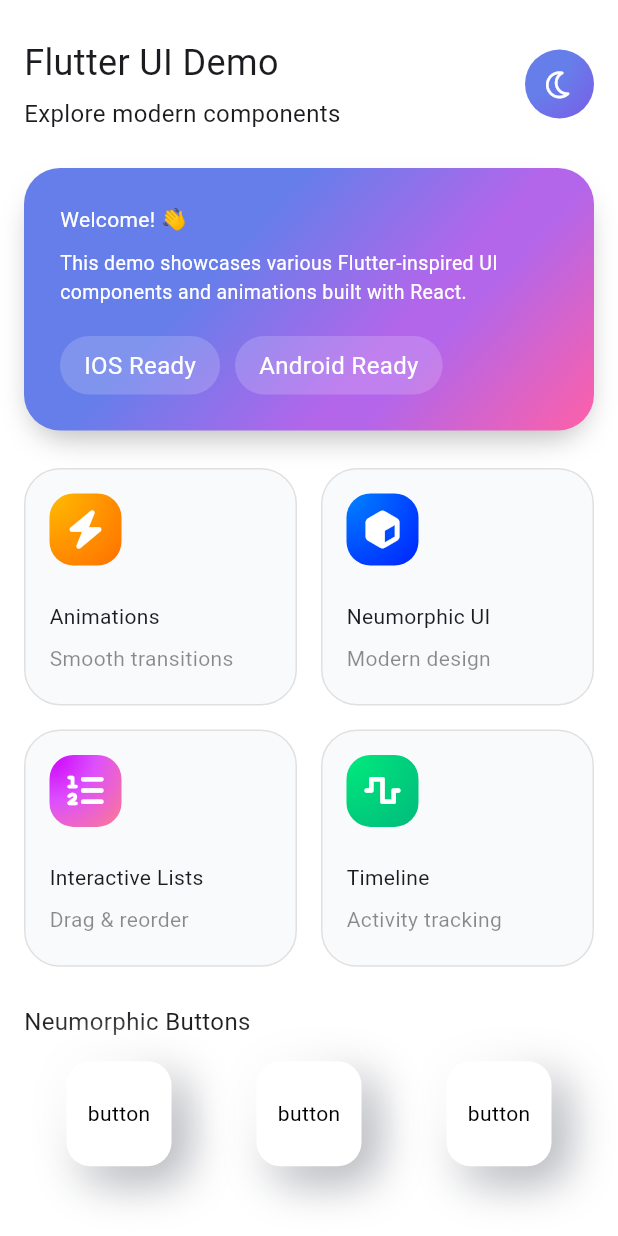
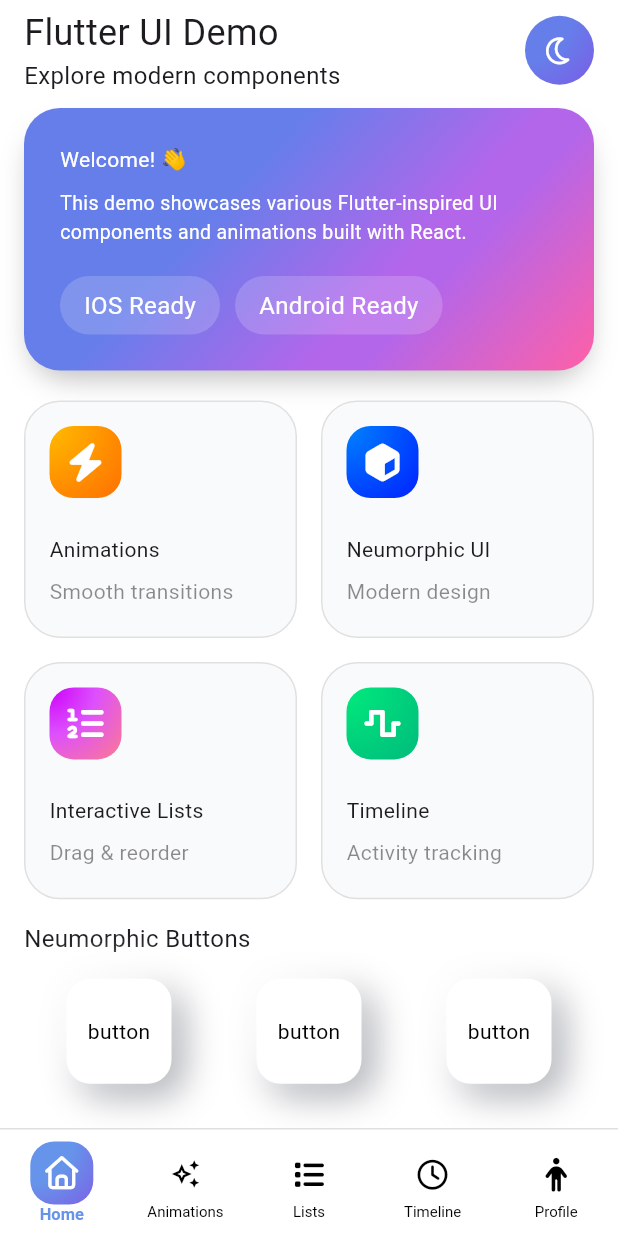
Before and after one commit to HazemAttia7/interactive_app, a Flutter app: the screen it shows after launch, on a phone screen of 412 x 824 dp. Run offline on Flutter 3.47's test engine with Material 3 defaults, Android fonts, the phone set to English and light mode, and no system bars; our stand-ins replace flutter_inset_box_shadow, font_awesome_flutter, gap.

Commit message:
feat(main): bottom nav bar + view done

```diff
--- a/lib/features/home/presentation/views/widgets/animated_grid_view.dart
+++ b/lib/features/home/presentation/views/widgets/animated_grid_view.dart
@@ -8,6 +8,7 @@
 
   @override
   Widget build(BuildContext context) {
+    const int delay = 150;
     return Padding(
       padding: const EdgeInsets.symmetric(horizontal: 16),
       child: GridView(
@@ -20,7 +21,7 @@
         ),
         children: const [
           StaggeredAnimatedGridItem(
-            delay: Duration(milliseconds: 700),
+            delay: Duration(milliseconds: delay),
             child: AnimatedGridViewItem(
               icon: FontAwesomeIcons.bolt,
               gradientColors: [Color(0xffFFBC00), Color(0xffFF7600)],
@@ -29,7 +30,7 @@
             ),
           ),
           StaggeredAnimatedGridItem(
-            delay: Duration(milliseconds: 850),
+            delay: Duration(milliseconds: delay * 2),
             child: AnimatedGridViewItem(
               icon: FontAwesomeIcons.cube,
               gradientColors: [Color(0xFF0084FF), Color(0xFF002AFF)],
@@ -38,7 +39,7 @@
             ),
           ),
           StaggeredAnimatedGridItem(
-            delay: Duration(milliseconds: 1000),
+            delay: Duration(milliseconds: delay * 3),
             child: AnimatedGridViewItem(
               icon: FontAwesomeIcons.listOl,
               gradientColors: [
@@ -51,7 +52,7 @@
             ),
           ),
           StaggeredAnimatedGridItem(
-            delay: Duration(milliseconds: 1150),
+            delay: Duration(milliseconds: delay * 4),
             child: AnimatedGridViewItem(
               icon: FontAwesomeIcons.waveSquare,
               gradientColors: [Color(0xFF00EB7D), Color(0xff00BF7C)],
--- a/lib/features/home/presentation/views/widgets/home_header_text.dart
+++ b/lib/features/home/presentation/views/widgets/home_header_text.dart
@@ -1,5 +1,4 @@
 import 'package:flutter/material.dart';
-import 'package:gap/gap.dart';
 
 class HomeHeaderText extends StatelessWidget {
   const HomeHeaderText({super.key});
@@ -20,7 +19,6 @@
         crossAxisAlignment: CrossAxisAlignment.start,
         children: [
           Text("Flutter UI Demo", style: TextStyle(fontSize: 24)),
-          Gap(5),
           Text("Explore modern components", style: TextStyle(fontSize: 16)),
         ],
       ),
--- a/lib/features/home/presentation/views/widgets/home_view_body.dart
+++ b/lib/features/home/presentation/views/widgets/home_view_body.dart
@@ -11,17 +11,20 @@
   @override
   Widget build(BuildContext context) {
     return const SafeArea(
+      child: SingleChildScrollView(
+        physics: NeverScrollableScrollPhysics(),
         child: Column(
           children: [
-          Gap(25),
+            Gap(5),
             HomeHeader(),
-          Gap(25),
+            Gap(10),
             WelcomeCard(),
-          Gap(25),
+            Gap(20),
             AnimatedGridView(),
-          Gap(25),
-          NeumorphicButtonsSection()
+            Gap(15),
+            NeumorphicButtonsSection(),
           ],
+        ),
       ),
     );
   }
--- a/lib/features/home/presentation/views/widgets/neumorphic_button.dart
+++ b/lib/features/home/presentation/views/widgets/neumorphic_button.dart
@@ -14,8 +14,8 @@
 
   @override
   Widget build(BuildContext context) {
-    Offset distance = isPressed ? const Offset(4, 4) : const Offset(10, 10);
-    double blur = isPressed ? 10 : 25;
+    Offset distance = isPressed ? const Offset(4, 4) : const Offset(8, 8);
+    double blur = isPressed ? 10 : 20;
 
     return GestureDetector(
       onTap: () {
--- a/lib/features/home/presentation/views/widgets/neumorphic_buttons_section.dart
+++ b/lib/features/home/presentation/views/widgets/neumorphic_buttons_section.dart
@@ -16,7 +16,7 @@
   @override
   void initState() {
     super.initState();
-    Future.delayed(const Duration(milliseconds: 1800), () {
+    Future.delayed(const Duration(milliseconds: 650), () {
       if (mounted) setState(() => _startAnimation = true);
     });
   }
@@ -26,10 +26,10 @@
     return TweenAnimationBuilder(
       tween: Tween<double>(begin: 0, end: _startAnimation ? 1 : 0),
       duration: const Duration(milliseconds: 650),
-      curve: Curves.easeIn,
+      curve: Curves.easeInOut,
       builder: (BuildContext context, double val, Widget? child) {
         return Padding(
-          padding: EdgeInsets.only(top: (1 - val) * 20),
+          padding: EdgeInsets.only(top: (1 - val) * 10),
           child: Opacity(opacity: val, child: child),
         );
       },
--- a/lib/features/home/presentation/views/widgets/welcome_card.dart
+++ b/lib/features/home/presentation/views/widgets/welcome_card.dart
@@ -15,7 +15,7 @@
   @override
   void initState() {
     super.initState();
-    Future.delayed(const Duration(milliseconds: 1200), () {
+    Future.delayed(const Duration(milliseconds: 150), () {
       if (mounted) setState(() => _startAnimation = true);
     });
   }
--- a/lib/features/main/presentation/views/main_view.dart
+++ b/lib/features/main/presentation/views/main_view.dart
@@ -1,11 +1,41 @@
 import 'package:flutter/material.dart';
+import 'package:interactive_app/features/main/presentation/views/widgets/custom_bottom_nav_bar.dart';
 import 'package:interactive_app/features/main/presentation/views/widgets/main_view_body.dart';
 
-class MainView extends StatelessWidget {
+class MainView extends StatefulWidget {
   const MainView({super.key});
 
   @override
+  State<MainView> createState() => _MainViewState();
+}
+
+class _MainViewState extends State<MainView> {
+  int _currentIndex = 0;
+  final PageController pageController = PageController(initialPage: 0);
+
+  @override
+  void dispose() {
+    pageController.dispose();
+    super.dispose();
+  }
+
+  void _onSelectTab(int index) {
+    if (_currentIndex != index) {
+      setState(() {
+        _currentIndex = index;
+      });
+      pageController.jumpToPage(index);
+    }
+  }
+
+  @override
   Widget build(BuildContext context) {
-    return const Scaffold(body: MainViewBody());
+    return Scaffold(
+      body: MainViewBody(pageController: pageController),
+      bottomNavigationBar: CustomBottomNavBar(
+        index: _currentIndex,
+        onSelectTab: _onSelectTab,
+      ),
+    );
   }
 }
--- /dev/null
+++ b/lib/features/main/presentation/views/widgets/animated_icon.dart
@@ -0,0 +1,32 @@
+import 'package:flutter/material.dart';
+
+class AnimatedIcon extends StatelessWidget {
+  const AnimatedIcon({super.key, required this.isSelected, required this.icon});
+
+  final bool isSelected;
+  final IconData icon;
+
+  @override
+  Widget build(BuildContext context) {
+    return AnimatedDefaultTextStyle(
+      duration: const Duration(milliseconds: 300),
+      curve: Curves.easeInOut,
+      style: TextStyle(
+        fontSize: isSelected ? 22 : 20,
+        color: isSelected ? Colors.white : Colors.black,
+      ),
+      child: TweenAnimationBuilder<double>(
+        duration: const Duration(milliseconds: 300),
+        curve: Curves.easeInOut,
+        tween: Tween<double>(begin: 0.0, end: isSelected ? 1.0 : 0.0),
+        builder: (context, value, child) {
+          return Icon(
+            icon,
+            size: 20 + (2 * value),
+            color: Color.lerp(Colors.black, Colors.white, value),
+          );
+        },
+      ),
+    );
+  }
+}
--- /dev/null
+++ b/lib/features/main/presentation/views/widgets/bottom_nav_bar_item.dart
@@ -0,0 +1,54 @@
+import 'package:flutter/material.dart' hide AnimatedIcon;
+import 'package:interactive_app/features/main/presentation/views/widgets/animated_icon.dart';
+
+class BottomNavBarItem extends StatelessWidget {
+  final String text;
+  final IconData icon;
+  final bool isSelected;
+  final VoidCallback onTap;
+  const BottomNavBarItem({
+    super.key,
+    required this.text,
+    required this.icon,
+    this.isSelected = false,
+    required this.onTap,
+  });
+
+  @override
+  Widget build(BuildContext context) {
+    return GestureDetector(
+      onTap: onTap,
+      child: Column(
+        mainAxisSize: MainAxisSize.min,
+        children: [
+          AnimatedContainer(
+            duration: const Duration(milliseconds: 300),
+            padding: const EdgeInsets.all(10),
+            decoration: BoxDecoration(
+              gradient: isSelected
+                  ? const RadialGradient(
+                      colors: [Color(0xFF6694EA), Color(0xFF834FE4)],
+                      center: Alignment.topLeft,
+                      radius: 1.7,
+                      stops: [0.4, 1],
+                    )
+                  : null,
+              borderRadius: BorderRadius.circular(16),
+            ),
+            child: AnimatedIcon(isSelected: isSelected, icon: icon),
+          ),
+          AnimatedDefaultTextStyle(
+            duration: const Duration(milliseconds: 300),
+            curve: Curves.easeInOut,
+            style: TextStyle(
+              fontSize: isSelected ? 11 : 10,
+              fontWeight: isSelected ? FontWeight.w600 : FontWeight.normal,
+              color: isSelected ? const Color(0xFF6694EA) : Colors.black,
+            ),
+            child: Text(text),
+          ),
+        ],
+      ),
+    );
+  }
+}
--- /dev/null
+++ b/lib/features/main/presentation/views/widgets/custom_bottom_nav_bar.dart
@@ -0,0 +1,70 @@
+import 'package:flutter/material.dart';
+import 'package:font_awesome_flutter/font_awesome_flutter.dart';
+import 'package:interactive_app/features/main/presentation/views/widgets/bottom_nav_bar_item.dart';
+
+class CustomBottomNavBar extends StatelessWidget {
+  final int index;
+  final Function(int index) onSelectTab;
+  const CustomBottomNavBar({
+    super.key,
+    required this.index,
+    required this.onSelectTab,
+  });
+
+  @override
+  Widget build(BuildContext context) {
+    return Container(
+      decoration: BoxDecoration(
+        color: Colors.white,
+        border: Border(top: BorderSide(color: Colors.grey.shade300)),
+      ),
+      padding: const EdgeInsets.symmetric(vertical: 8),
+      child: SizedBox(
+        child: Row(
+          children: [
+            Expanded(
+              child: BottomNavBarItem(
+                text: "Home",
+                icon: FontAwesomeIcons.house,
+                isSelected: index == 0,
+                onTap: () => onSelectTab(0),
+              ),
+            ),
+            Expanded(
+              child: BottomNavBarItem(
+                text: "Animations",
+                icon: Icons.auto_awesome_outlined,
+                isSelected: index == 1,
+                onTap: () => onSelectTab(1),
+              ),
+            ),
+            Expanded(
+              child: BottomNavBarItem(
+                text: "Lists",
+                icon: FontAwesomeIcons.list,
+                isSelected: index == 2,
+                onTap: () => onSelectTab(2),
+              ),
+            ),
+            Expanded(
+              child: BottomNavBarItem(
+                text: "Timeline",
+                icon: FontAwesomeIcons.clock,
+                isSelected: index == 3,
+                onTap: () => onSelectTab(3),
+              ),
+            ),
+            Expanded(
+              child: BottomNavBarItem(
+                text: "Profile",
+                icon: FontAwesomeIcons.person,
+                isSelected: index == 4,
+                onTap: () => onSelectTab(4),
+              ),
+            ),
+          ],
+        ),
+      ),
+    );
+  }
+}
--- a/lib/features/main/presentation/views/widgets/main_view_body.dart
+++ b/lib/features/main/presentation/views/widgets/main_view_body.dart
@@ -2,10 +2,22 @@
 import 'package:interactive_app/features/home/presentation/views/home_view.dart';
 
 class MainViewBody extends StatelessWidget {
-  const MainViewBody({super.key});
+  const MainViewBody({super.key, required this.pageController});
+
+  final PageController pageController;
 
   @override
   Widget build(BuildContext context) {
-    return const SafeArea(child: HomeView());
+    return PageView(
+      physics: const NeverScrollableScrollPhysics(),
+      controller: pageController,
+      children: const [
+        HomeView(),
+        Center(child: Text("Animations View")),
+        Center(child: Text("Lists View")),
+        Center(child: Text("Timeline View")),
+        Center(child: Text("Profile View")),
+      ],
+    );
   }
 }
```
Lines whose indentation alone changed are shown as unchanged.
